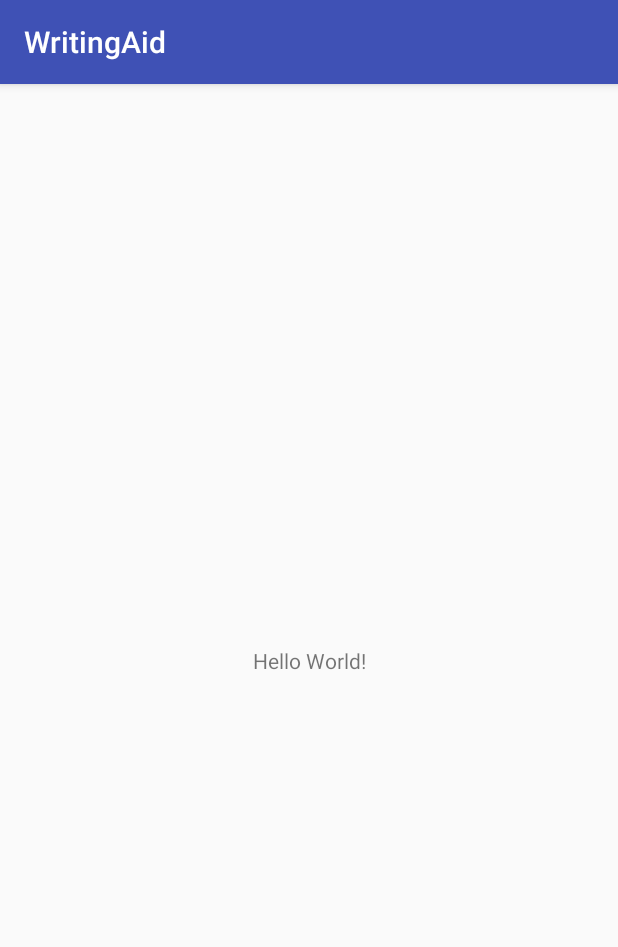
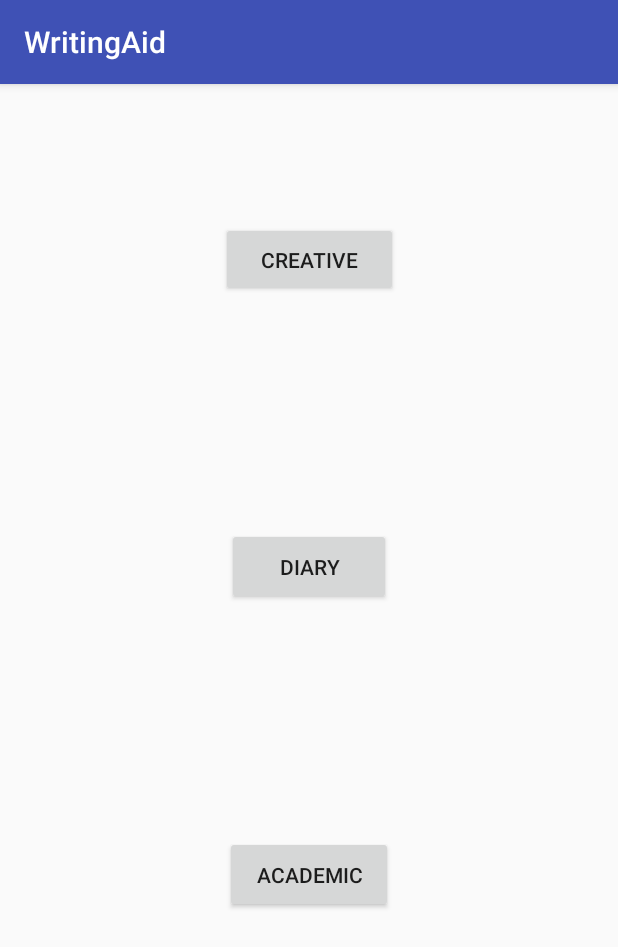
Before and after one commit to davinaSanders/FirstAndroidProject, an Android app: the screen it shows after launch (TextActivity), on a phone screen of 412 x 824 dp. Shown: the top 947 px of the screen. Run offline under Robolectric (Android 15) with nearby library versions, the phone set to English and light mode, and no system bars.

Commit message:
added onClick methods to the main activity

```diff
--- a/app/src/main/AndroidManifest.xml
+++ b/app/src/main/AndroidManifest.xml
@@ -16,6 +16,7 @@
                 <category android:name="android.intent.category.LAUNCHER" />
             </intent-filter>
         </activity>
+        <activity android:name=".InsertActivity"></activity>
     </application>
 
 </manifest>
--- a/app/src/main/java/com/codeshcool/writingaid/Creative.java
+++ b/app/src/main/java/com/codeshcool/writingaid/Creative.java
@@ -3,6 +3,7 @@ package com.codeshcool.writingaid;
 import com.codeshcool.writingaid.Behaviours.ICount;
 import com.codeshcool.writingaid.Behaviours.IRead;
 
+import java.io.Serializable;
 import java.util.ArrayList;
 import java.util.Arrays;
 import java.util.Map;
@@ -11,7 +12,7 @@ import java.util.Map;
  * Created by davinasanders on 01/06/2018.
  */
 
-public class Creative extends Text implements IRead, ICount {
+public class Creative extends Text implements IRead, ICount, Serializable {
     private ArrayList<String> lexicalField;
 
     public Creative(String title, String date){
--- a/app/src/main/java/com/codeshcool/writingaid/Essay.java
+++ b/app/src/main/java/com/codeshcool/writingaid/Essay.java
@@ -2,6 +2,7 @@ package com.codeshcool.writingaid;
 
 import com.codeshcool.writingaid.Behaviours.IRead;
 
+import java.io.Serializable;
 import java.lang.reflect.Array;
 import java.util.ArrayList;
 import java.util.Arrays;
@@ -10,10 +11,10 @@ import java.util.Arrays;
  * Created by davinasanders on 31/05/2018.
  */
 
-public class Essay extends Text implements IRead {
+public class Essay extends Text implements IRead, Serializable {
 
 
-    public Essay(String title, String date, Integer sentenceLength, Integer wordLength){
+    public Essay(String title, String date){
         super(title, date);
 
     }
--- a/app/src/main/java/com/codeshcool/writingaid/TextActivity.java
+++ b/app/src/main/java/com/codeshcool/writingaid/TextActivity.java
@@ -1,13 +1,47 @@
 package com.codeshcool.writingaid;
 
+import android.content.Intent;
 import android.support.v7.app.AppCompatActivity;
 import android.os.Bundle;
+import android.view.View;
+import android.widget.Button;
 
 public class TextActivity extends AppCompatActivity {
+    Button creativeButton;
+    Button diaryButton;
+    Button academicButton;
 
     @Override
     protected void onCreate(Bundle savedInstanceState) {
         super.onCreate(savedInstanceState);
         setContentView(R.layout.activity_text);
+
+        creativeButton = findViewById(R.id.creativeButtonID);
+        diaryButton = findViewById(R.id.diaryButtonID);
+        academicButton = findViewById(R.id.essayButtonID);
+
+    }
+
+    public void onButtonCreativeClick(View view){
+        Creative creative = new Creative("test", "02/06/2018");
+        Intent intent = new Intent(this, InsertActivity.class);
+        intent.putExtra("creative", creative);
+        startActivity(intent);
+    }
+
+    public void onButtonDiaryClick(View view){
+        Diary diary = new Diary("test", "02/06/2018");
+        Intent intent = new Intent(this, InsertActivity.class);
+        intent.putExtra("diary", diary);
+        startActivity(intent);
+
+    }
+
+    public void onButtonEssayClick(View view){
+        Essay essay = new Essay("test", "02/06/2018");
+        Intent intent = new Intent(this, InsertActivity.class);
+        intent.putExtra("essay", essay);
+        startActivity(intent);
+
     }
 }
--- a/app/src/main/res/layout/activity_text.xml
+++ b/app/src/main/res/layout/activity_text.xml
@@ -6,13 +6,47 @@
     android:layout_height="match_parent"
     tools:context="com.codeshcool.writingaid.TextActivity">
 
-    <TextView
-        android:layout_width="wrap_content"
-        android:layout_height="wrap_content"
-        android:text="Hello World!"
-        app:layout_constraintBottom_toBottomOf="parent"
-        app:layout_constraintLeft_toLeftOf="parent"
-        app:layout_constraintRight_toRightOf="parent"
+    <Button
+        android:id="@+id/creativeButtonID"
+        android:layout_width="118dp"
+        android:layout_height="50dp"
+        android:layout_marginEnd="8dp"
+        android:layout_marginStart="8dp"
+        android:layout_marginTop="92dp"
+        android:text="Creative"
+        app:layout_constraintEnd_toEndOf="parent"
+        app:layout_constraintStart_toStartOf="parent"
         app:layout_constraintTop_toTopOf="parent" />
 
+    <Button
+        android:id="@+id/diaryButtonID"
+        android:layout_width="109dp"
+        android:layout_height="51dp"
+        android:layout_marginBottom="8dp"
+        android:layout_marginEnd="8dp"
+        android:layout_marginStart="8dp"
+        android:layout_marginTop="8dp"
+        android:text="Diary"
+        app:layout_constraintBottom_toTopOf="@+id/essayButtonID"
+        app:layout_constraintEnd_toEndOf="parent"
+        app:layout_constraintStart_toStartOf="parent"
+        app:layout_constraintTop_toBottomOf="@+id/creativeButtonID" />
+
+    <Button
+        android:id="@+id/essayButtonID"
+        android:layout_width="112dp"
+        android:layout_height="51dp"
+        android:layout_marginBottom="8dp"
+        android:layout_marginEnd="8dp"
+        android:layout_marginStart="8dp"
+        android:layout_marginTop="8dp"
+        android:bottomLeftRadius="8dp"
+        android:bottomRightRadius="8dp"
+        android:text="Academic"
+        app:layout_constraintBottom_toBottomOf="parent"
+        app:layout_constraintEnd_toEndOf="parent"
+        app:layout_constraintStart_toStartOf="parent"
+        app:layout_constraintTop_toTopOf="parent"
+        app:layout_constraintVertical_bias="0.704" />
+
 </android.support.constraint.ConstraintLayout>
```
Also changed, not shown: app/src/main/java/com/codeshcool/writingaid/Diary.java (+6 -3 lines), app/src/main/java/com/codeshcool/writingaid/InsertActivity.java (added, +16 -0 lines), app/src/main/java/com/codeshcool/writingaid/Text.java (+22 -17 lines), app/src/main/res/layout/activity_insert.xml (added, +9 -0 lines), 1 other file.
